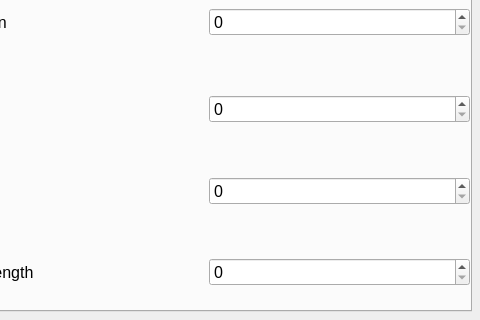
satello/Cadence, file resources/widget/tools/TrackwayVisualizerWidget/TrackwayVisualizerWidget.ui: the form before one commit; both pictures show x 604 to 1084 and y 274 to 594 of the 1084 by 594 pixel window.
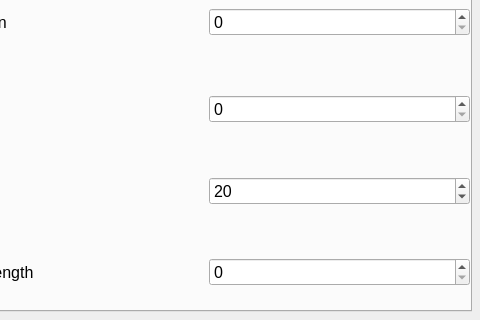
The form after the commit. Icons and pictures are not drawn.

Diff of the .ui file:
```diff
--- a/resources/widget/tools/TrackwayVisualizerWidget/TrackwayVisualizerWidget.ui
+++ b/resources/widget/tools/TrackwayVisualizerWidget/TrackwayVisualizerWidget.ui
@@ -1577,9 +1577,15 @@
              </item>
              <item>
               <widget class="QSpinBox" name="speedSbox">
+               <property name="minimum">
+                <number>0</number>
+               </property>
                <property name="maximum">
                 <number>1000</number>
                </property>
+               <property name="value">
+                <number>20</number>
+               </property>
               </widget>
              </item>
             </layout>
```
